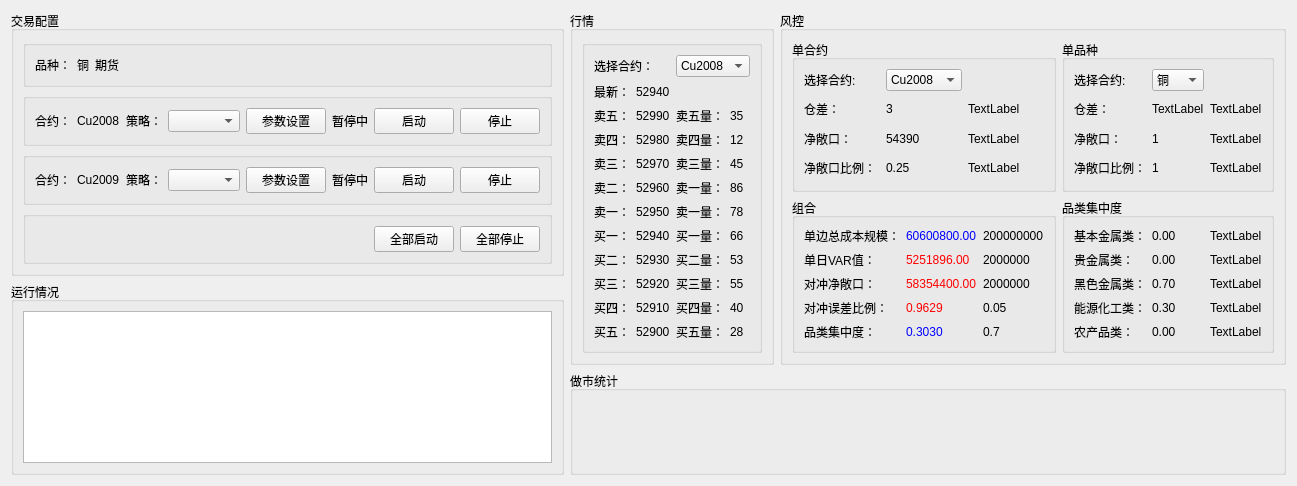
Above: mm_page.ui from ChengruiGu/CMF_Marketmaker before the change. Below: the same form after it.
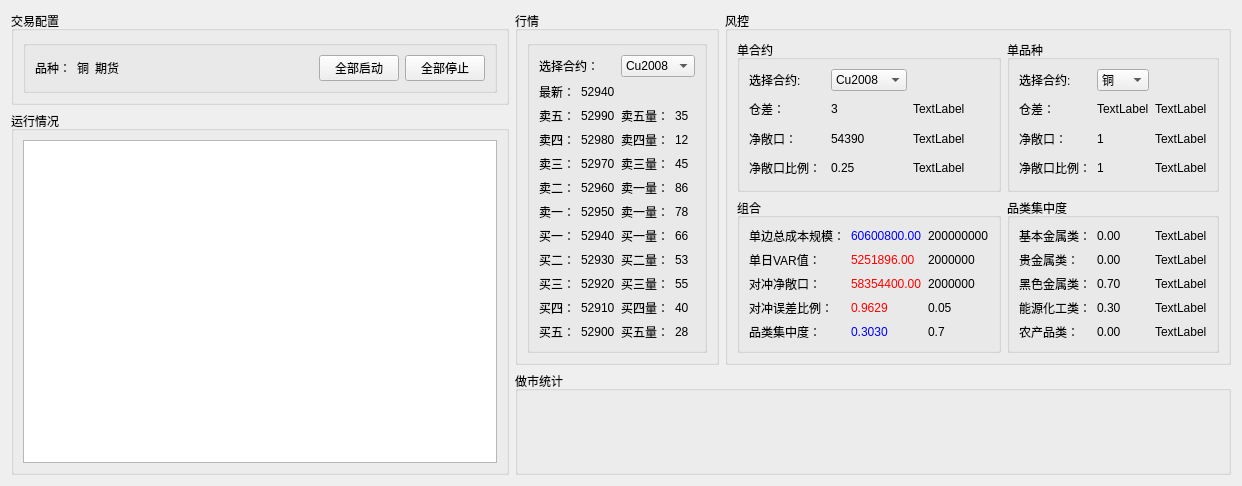
That is the form after the change.

The edit to the form file:
```diff
--- a/mm_page.ui
+++ b/mm_page.ui
@@ -6,14 +6,14 @@
    <rect>
     <x>0</x>
     <y>0</y>
-    <width>1240</width>
+    <width>1242</width>
     <height>486</height>
    </rect>
   </property>
   <property name="windowTitle">
    <string>Form</string>
   </property>
-  <layout class="QHBoxLayout" name="horizontalLayout_9">
+  <layout class="QVBoxLayout" name="verticalLayout">
    <item>
     <layout class="QHBoxLayout" name="horizontalLayout_10">
      <item>
@@ -23,7 +23,9 @@
          <property name="title">
           <string>交易配置</string>
          </property>
-         <layout class="QVBoxLayout" name="verticalLayout">
+         <layout class="QVBoxLayout" name="verticalLayout_8">
+          <item>
+           <layout class="QVBoxLayout" name="verticalLayout_7">
           <item>
            <widget class="QGroupBox" name="groupBox_2">
             <property name="title">
@@ -64,202 +66,6 @@
                </property>
               </spacer>
              </item>
-            </layout>
-           </widget>
-          </item>
-          <item>
-           <widget class="QGroupBox" name="groupBox">
-            <property name="title">
-             <string/>
-            </property>
-            <layout class="QHBoxLayout" name="horizontalLayout_2">
-             <item>
-              <widget class="QLabel" name="label_2">
-               <property name="text">
-                <string>合约：</string>
-               </property>
-              </widget>
-             </item>
-             <item>
-              <widget class="QLabel" name="label_19">
-               <property name="text">
-                <string>Cu2008</string>
-               </property>
-              </widget>
-             </item>
-             <item>
-              <spacer name="horizontalSpacer">
-               <property name="orientation">
-                <enum>Qt::Horizontal</enum>
-               </property>
-               <property name="sizeHint" stdset="0">
-                <size>
-                 <width>40</width>
-                 <height>20</height>
-                </size>
-               </property>
-              </spacer>
-             </item>
-             <item>
-              <widget class="QLabel" name="label_3">
-               <property name="text">
-                <string>策略：</string>
-               </property>
-              </widget>
-             </item>
-             <item>
-              <widget class="QComboBox" name="comboBox_3"/>
-             </item>
-             <item>
-              <widget class="QPushButton" name="pushButton_7">
-               <property name="text">
-                <string>参数设置</string>
-               </property>
-              </widget>
-             </item>
-             <item>
-              <spacer name="horizontalSpacer_5">
-               <property name="orientation">
-                <enum>Qt::Horizontal</enum>
-               </property>
-               <property name="sizeHint" stdset="0">
-                <size>
-                 <width>40</width>
-                 <height>20</height>
-                </size>
-               </property>
-              </spacer>
-             </item>
-             <item>
-              <widget class="QLabel" name="label_61">
-               <property name="text">
-                <string>暂停中</string>
-               </property>
-              </widget>
-             </item>
-             <item>
-              <widget class="QPushButton" name="pushButton_3">
-               <property name="text">
-                <string>启动</string>
-               </property>
-              </widget>
-             </item>
-             <item>
-              <widget class="QPushButton" name="pushButton_4">
-               <property name="text">
-                <string>停止</string>
-               </property>
-              </widget>
-             </item>
-            </layout>
-           </widget>
-          </item>
-          <item>
-           <widget class="QGroupBox" name="groupBox_4">
-            <property name="title">
-             <string/>
-            </property>
-            <layout class="QHBoxLayout" name="horizontalLayout_4">
-             <item>
-              <widget class="QLabel" name="label_4">
-               <property name="text">
-                <string>合约：</string>
-               </property>
-              </widget>
-             </item>
-             <item>
-              <widget class="QLabel" name="label_20">
-               <property name="text">
-                <string>Cu2009</string>
-               </property>
-              </widget>
-             </item>
-             <item>
-              <spacer name="horizontalSpacer_3">
-               <property name="orientation">
-                <enum>Qt::Horizontal</enum>
-               </property>
-               <property name="sizeHint" stdset="0">
-                <size>
-                 <width>28</width>
-                 <height>20</height>
-                </size>
-               </property>
-              </spacer>
-             </item>
-             <item>
-              <widget class="QLabel" name="label_5">
-               <property name="text">
-                <string>策略：</string>
-               </property>
-              </widget>
-             </item>
-             <item>
-              <widget class="QComboBox" name="comboBox_5"/>
-             </item>
-             <item>
-              <widget class="QPushButton" name="pushButton_8">
-               <property name="text">
-                <string>参数设置</string>
-               </property>
-              </widget>
-             </item>
-             <item>
-              <spacer name="horizontalSpacer_10">
-               <property name="orientation">
-                <enum>Qt::Horizontal</enum>
-               </property>
-               <property name="sizeHint" stdset="0">
-                <size>
-                 <width>40</width>
-                 <height>20</height>
-                </size>
-               </property>
-              </spacer>
-             </item>
-             <item>
-              <widget class="QLabel" name="label_62">
-               <property name="text">
-                <string>暂停中</string>
-               </property>
-              </widget>
-             </item>
-             <item>
-              <widget class="QPushButton" name="pushButton_5">
-               <property name="text">
-                <string>启动</string>
-               </property>
-              </widget>
-             </item>
-             <item>
-              <widget class="QPushButton" name="pushButton_6">
-               <property name="text">
-                <string>停止</string>
-               </property>
-              </widget>
-             </item>
-            </layout>
-           </widget>
-          </item>
-          <item>
-           <widget class="QGroupBox" name="groupBox_3">
-            <property name="title">
-             <string/>
-            </property>
-            <layout class="QHBoxLayout" name="horizontalLayout_3">
-             <item>
-              <spacer name="horizontalSpacer_4">
-               <property name="orientation">
-                <enum>Qt::Horizontal</enum>
-               </property>
-               <property name="sizeHint" stdset="0">
-                <size>
-                 <width>86</width>
-                 <height>16</height>
-                </size>
-               </property>
-              </spacer>
-             </item>
              <item>
               <widget class="QPushButton" name="pushButton">
                <property name="text">
@@ -276,6 +82,8 @@
              </item>
             </layout>
            </widget>
+            </item>
+           </layout>
           </item>
          </layout>
         </widget>
```
Lines whose indentation alone changed are shown as unchanged.
